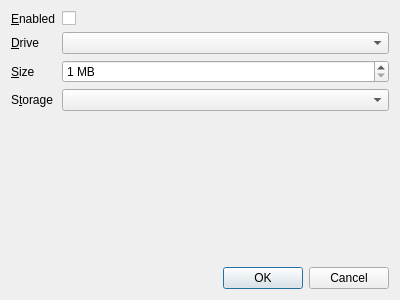
Before: the Qt Designer form source/ramdiskdialog.ui in martin-kudlicka/ram-disk, drawn with Qt 5.
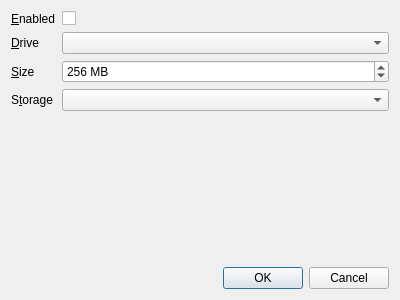
After: the same form once the commit is applied.

Commit message: + default size 256 MB * minimum size 32 MB

```diff
--- a/source/ramdiskdialog.ui
+++ b/source/ramdiskdialog.ui
@@ -45,11 +45,14 @@
         <string> MB</string>
        </property>
        <property name="minimum">
-        <number>1</number>
+        <number>32</number>
        </property>
        <property name="maximum">
         <number>2048</number>
        </property>
+       <property name="value">
+        <number>256</number>
+       </property>
       </widget>
      </item>
      <item row="0" column="0">
```
